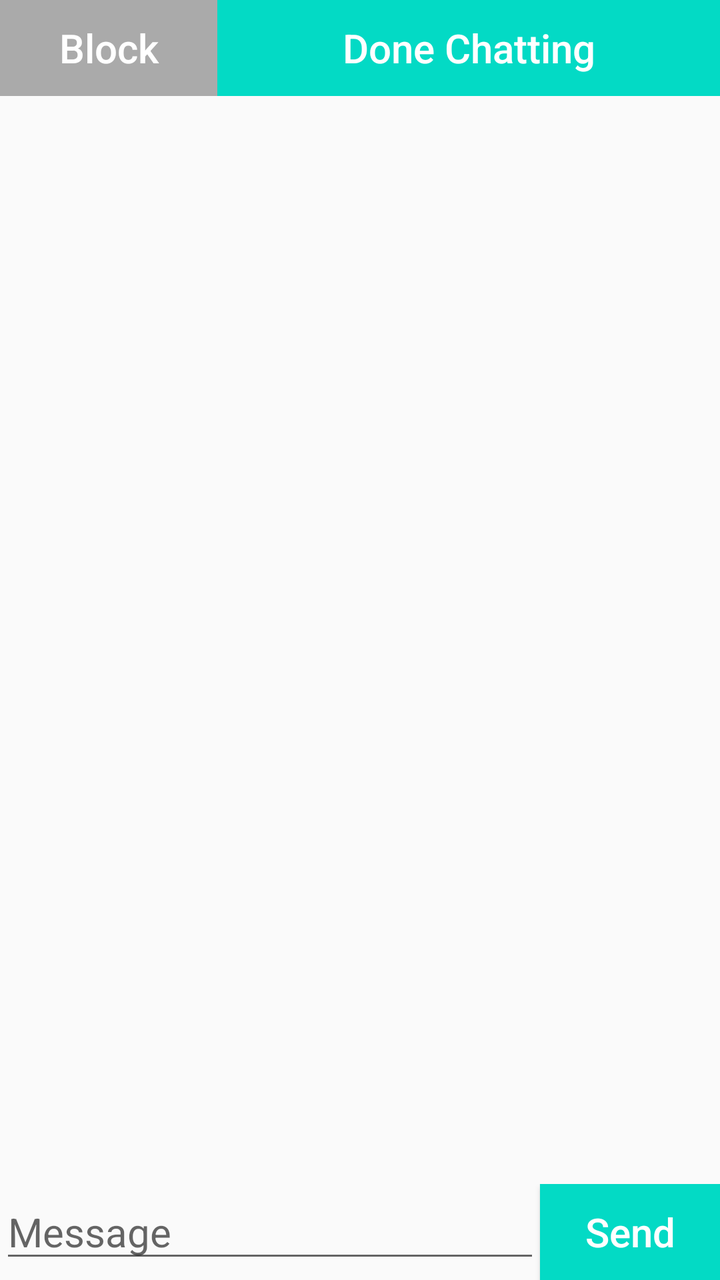
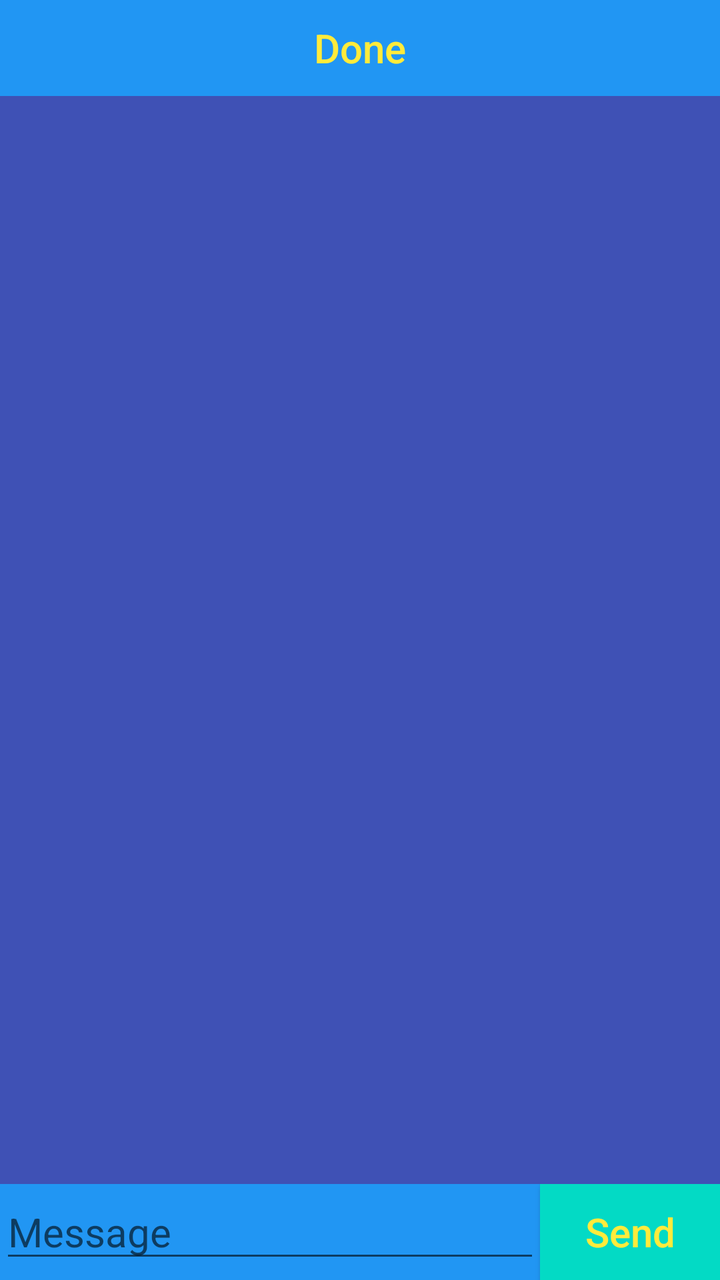

An Android layout rendered at two revisions. The XML below is the earlier revision; the diff shows what the commit changed to produce the second picture.
<!-- AndroidManifest.xml: application theme Theme.AppCompat.Light.NoActionBar -->
<!-- res/layout/activity_chat.xml -->
<?xml version="1.0" encoding="utf-8"?>
<androidx.constraintlayout.widget.ConstraintLayout xmlns:android="http://schemas.android.com/apk/res/android"
    xmlns:app="http://schemas.android.com/apk/res-auto"
    xmlns:tools="http://schemas.android.com/tools"
    android:layout_width="match_parent"
    android:layout_height="match_parent"
    tools:context=".ChatActivity">

    <LinearLayout
        android:id="@+id/chatContent"
        android:layout_width="0dp"
        android:layout_height="0dp"
        android:orientation="vertical"
        app:layout_constraintBottom_toTopOf="@+id/sendLayout"
        app:layout_constraintEnd_toEndOf="parent"
        app:layout_constraintStart_toStartOf="parent"
        app:layout_constraintTop_toTopOf="parent">

        <LinearLayout
            android:layout_width="match_parent"
            android:layout_height="wrap_content"
            android:orientation="horizontal">

            <Button
                android:id="@+id/blockButton"
                android:layout_width="wrap_content"
                android:layout_height="wrap_content"
                android:layout_weight="1"
                android:background="@android:color/darker_gray"
                android:onClick="blockAddress"
                android:text="@string/chat_block"
                android:textAllCaps="false"
                android:textColor="@color/white"
                android:textSize="20sp" />

            <Button
                android:id="@+id/chatBack"
                android:layout_width="wrap_content"
                android:layout_height="wrap_content"
                android:layout_weight="6"
                android:background="@color/teal_200"
                android:onClick="chatBack"
                android:text="@string/chat_back"
                android:textAllCaps="false"
                android:textColor="@color/white"
                android:textSize="20sp" />
        </LinearLayout>

        <TextView
            android:id="@+id/chatNotify"
            android:layout_width="match_parent"
            android:layout_height="wrap_content"
            android:textAlignment="center"
            android:textSize="20sp" />

        <ScrollView
            android:id="@+id/messageScroll"
            android:layout_width="match_parent"
            android:layout_height="match_parent">

            <LinearLayout
                android:id="@+id/messageLayout"
                android:layout_width="match_parent"
                android:layout_height="wrap_content"
                android:orientation="vertical" />
        </ScrollView>

    </LinearLayout>

    <LinearLayout
        android:id="@+id/sendLayout"
        android:layout_width="match_parent"
        android:layout_height="wrap_content"
        android:orientation="horizontal"
        app:layout_constraintBottom_toBottomOf="parent"
        app:layout_constraintEnd_toEndOf="parent"
        app:layout_constraintStart_toStartOf="parent"
        app:layout_constraintTop_toBottomOf="@+id/chatContent">

        <EditText
            android:id="@+id/messageText"
            android:layout_width="match_parent"
            android:layout_height="wrap_content"
            android:layout_weight="1"
            android:ems="10"
            android:gravity="start|top"
            android:hint="@string/message_hint"
            android:inputType="textMultiLine"
            android:maxLength="500"
            android:textSize="20sp" />

        <Button
            android:id="@+id/sendButton"
            android:layout_width="match_parent"
            android:layout_height="wrap_content"
            android:layout_weight="3"
            android:background="@color/teal_200"
            android:onClick="sendChat"
            android:text="@string/chat_send"
            android:textAllCaps="false"
            android:textColor="@color/white"
            android:textSize="20sp" />
    </LinearLayout>

</androidx.constraintlayout.widget.ConstraintLayout>
<!-- resources referenced by this layout -->
<resources>
  <color name="teal_200">#FF03DAC5</color>
  <color name="white">#FFFFFFFF</color>
  <string name="chat_back">Done Chatting</string>
  <string name="chat_block">Block</string>
  <string name="chat_send">Send</string>
  <string name="message_hint">Message</string>
</resources>

<!-- the commit's change to res/layout/activity_chat.xml (unified diff, before → after) -->
@@ -10,6 +10,7 @@
         android:id="@+id/chatContent"
         android:layout_width="0dp"
         android:layout_height="0dp"
+        android:background="@color/dark_blue"
         android:orientation="vertical"
         app:layout_constraintBottom_toTopOf="@+id/sendLayout"
         app:layout_constraintEnd_toEndOf="parent"
@@ -19,30 +20,19 @@
         <LinearLayout
             android:layout_width="match_parent"
             android:layout_height="wrap_content"
+            android:background="@color/light_blue"
             android:orientation="horizontal">
-
-            <Button
-                android:id="@+id/blockButton"
-                android:layout_width="wrap_content"
-                android:layout_height="wrap_content"
-                android:layout_weight="1"
-                android:background="@android:color/darker_gray"
-                android:onClick="blockAddress"
-                android:text="@string/chat_block"
-                android:textAllCaps="false"
-                android:textColor="@color/white"
-                android:textSize="20sp" />
 
             <Button
                 android:id="@+id/chatBack"
                 android:layout_width="wrap_content"
                 android:layout_height="wrap_content"
                 android:layout_weight="6"
-                android:background="@color/teal_200"
+                android:background="@color/light_blue"
                 android:onClick="chatBack"
                 android:text="@string/chat_back"
                 android:textAllCaps="false"
-                android:textColor="@color/white"
+                android:textColor="@color/yellow"
                 android:textSize="20sp" />
         </LinearLayout>
 
@@ -51,6 +41,7 @@
             android:layout_width="match_parent"
             android:layout_height="wrap_content"
             android:textAlignment="center"
+            android:textColor="@color/yellow"
             android:textSize="20sp" />
 
         <ScrollView
@@ -71,6 +62,7 @@
         android:id="@+id/sendLayout"
         android:layout_width="match_parent"
         android:layout_height="wrap_content"
+        android:background="@color/light_blue"
         android:orientation="horizontal"
         app:layout_constraintBottom_toBottomOf="parent"
         app:layout_constraintEnd_toEndOf="parent"
@@ -86,7 +78,7 @@
             android:gravity="start|top"
             android:hint="@string/message_hint"
             android:inputType="textMultiLine"
-            android:maxLength="500"
+            android:maxLength="64"
             android:textSize="20sp" />
 
         <Button
@@ -98,7 +90,7 @@
             android:onClick="sendChat"
             android:text="@string/chat_send"
             android:textAllCaps="false"
-            android:textColor="@color/white"
+            android:textColor="@color/yellow"
             android:textSize="20sp" />
     </LinearLayout>
 
<!-- resource entries referenced after the edit -->
@@ -1,9 +1,9 @@
 <!-- resources referenced by this layout -->
 <resources>
-  <color name="teal_200">#FF03DAC5</color>
-  <color name="white">#FFFFFFFF</color>
-  <string name="chat_back">Done Chatting</string>
-  <string name="chat_block">Block</string>
+  <color name="dark_blue">#FF3F51B5</color>
+  <color name="light_blue">#2196F3</color>
+  <color name="yellow">#FFFFEB3B</color>
+  <string name="chat_back">Done</string>
   <string name="chat_send">Send</string>
   <string name="message_hint">Message</string>
 </resources>
